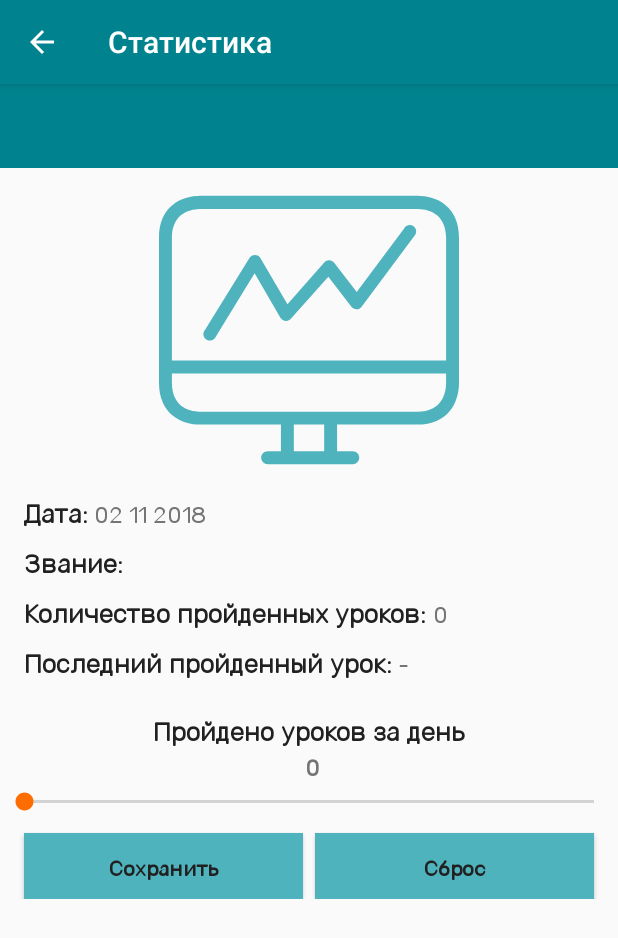
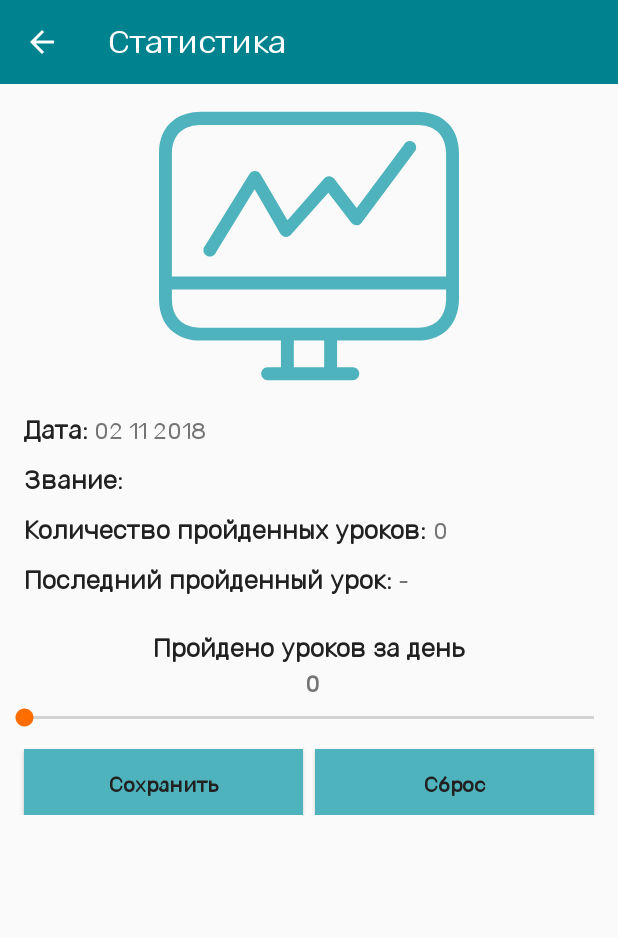
Before and after one commit to Bimlibik/Android_1, an Android app: the fragment StatisticsFragment placed in its activity, on a phone screen of 412 x 824 dp. Shown: the top 938 px of the screen. Run offline under Robolectric (Android 15) with nearby library versions, the phone set to English and light mode, and no system bars; 2 statements that could not run were skipped.

Commit message:
Добавлены стили для Toolbar'a и значка навигационного меню.

```diff
--- a/app/src/main/res/values/styles.xml
+++ b/app/src/main/res/values/styles.xml
@@ -1,15 +1,32 @@
 <resources>
 
     <!-- Base application theme. -->
-    <style name="AppTheme" parent="Theme.AppCompat.Light.DarkActionBar">
+    <style name="AppTheme" parent="Theme.AppCompat.Light.NoActionBar">
         <!-- Customize your theme here. -->
         <item name="colorPrimary">@color/colorPrimary</item>
         <item name="colorPrimaryDark">@color/colorPrimaryDark</item>
         <item name="colorAccent">@color/colorAccent</item>
+        <item name="drawerArrowStyle">@style/DrawerIconStyle</item>
+    </style>
+
+    <style name="ToolbarTheme" parent="ThemeOverlay.AppCompat.Dark.ActionBar">
+        <item name="android:textColorPrimary">@color/colorTextAndIcons</item>
+        <item name="android:actionMenuTextColor">@color/colorPrimaryText</item>
+        <item name="colorAccent">@color/colorAccent</item>
+    </style>
+
+    <style name="ToolbarTitleText" parent="TextAppearance.Widget.AppCompat.Toolbar.Title">
+        <item name="android:fontFamily">@font/rubik_light</item>
+        <item name="android:textSize">21sp</item>
+    </style>
+
+    <style name="DrawerIconStyle" parent="Widget.AppCompat.DrawerArrowToggle">
+        <item name="spinBars">true</item>
+        <item name="color">@color/colorTextAndIcons</item>
     </style>
 
     <style name="MatchParent">
-    <item name="android:layout_width">match_parent</item>
+        <item name="android:layout_width">match_parent</item>
         <item name="android:layout_height">match_parent</item>
     </style>
 
@@ -42,7 +59,7 @@
         <item name="android:layout_height">match_parent</item>
         <item name="android:layout_marginLeft">8dp</item>
         <item name="android:background">@color/color_background</item>
-        <item name="android:textSize">17dp</item>
+        <item name="android:textSize">17sp</item>
         <item name="android:gravity">center|left</item>
     </style>
 
@@ -95,7 +112,7 @@
         <item name="android:layout_marginBottom">8dp</item>
         <item name="android:layout_marginLeft">8dp</item>
         <item name="android:layout_marginTop">8dp</item>
-        <item name="android:textSize">15dp</item>
+        <item name="android:textSize">15sp</item>
     </style>
 
     <style name="LessonListItemDividerStyle">
@@ -125,7 +142,7 @@
         <item name="android:layout_width">wrap_content</item>
         <item name="android:layout_height">wrap_content</item>
         <item name="android:layout_marginTop">4dp</item>
-        <item name="android:textSize">17dp</item>
+        <item name="android:textSize">17sp</item>
     </style>
 
     <style name="UsualFontStyle.StatisticsFragmentChangeTextViewStyle">
@@ -133,7 +150,7 @@
         <item name="android:layout_height">wrap_content</item>
         <item name="android:layout_marginLeft">4dp</item>
         <item name="android:layout_marginTop">4dp</item>
-        <item name="android:textSize">15dp</item>
+        <item name="android:textSize">15sp</item>
     </style>
 
     <style name="BoldFontStyle.StatisticsFragmentButtonStyle">
@@ -155,7 +172,7 @@
         <item name="android:layout_marginTop">8dp</item>
         <item name="android:layout_marginRight">16dp</item>
         <item name="android:layout_marginLeft">16dp</item>
-        <item name="android:textSize">17dp</item>
+        <item name="android:textSize">17sp</item>
     </style>
 
     <style name="UsualFontStyle.NotesItemTextViewNoteStyle">
@@ -165,7 +182,7 @@
         <item name="android:layout_marginTop">4dp</item>
         <item name="android:layout_marginRight">16dp</item>
         <item name="android:layout_marginLeft">16dp</item>
-        <item name="android:textSize">15dp</item>
+        <item name="android:textSize">15sp</item>
     </style>
 
     <style name="UsualFontStyle.NotesItemTextViewDateStyle">
@@ -174,11 +191,12 @@
         <item name="android:layout_marginTop">4dp</item>
         <item name="android:layout_marginRight">16dp</item>
         <item name="android:layout_marginLeft">16dp</item>
-        <item name="android:textSize">12dp</item>
+        <item name="android:textSize">12sp</item>
     </style>
 
     <style name="WrapContent.NotesItemImageViewStyle">
         <item name="android:layout_marginRight">16dp</item>
         <item name="android:layout_marginTop">8dp</item>
     </style>
+
 </resources>
```
